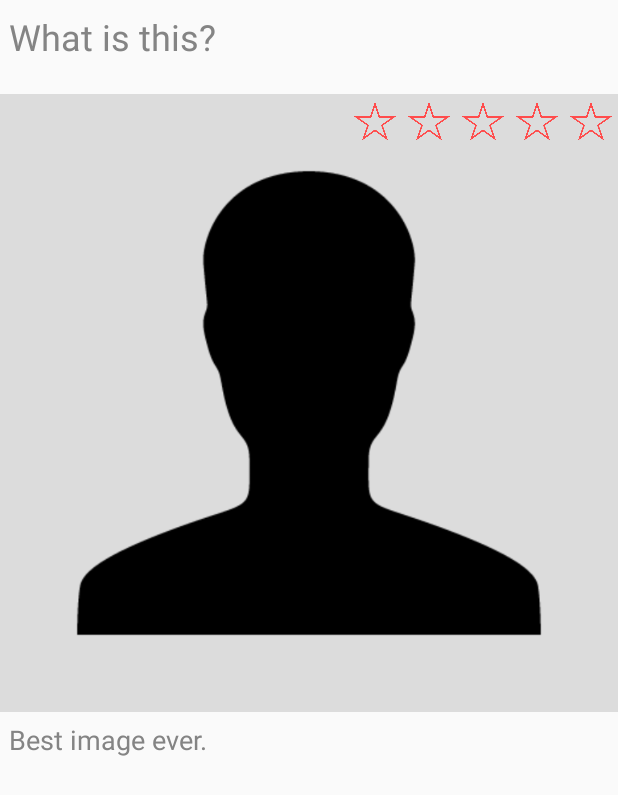
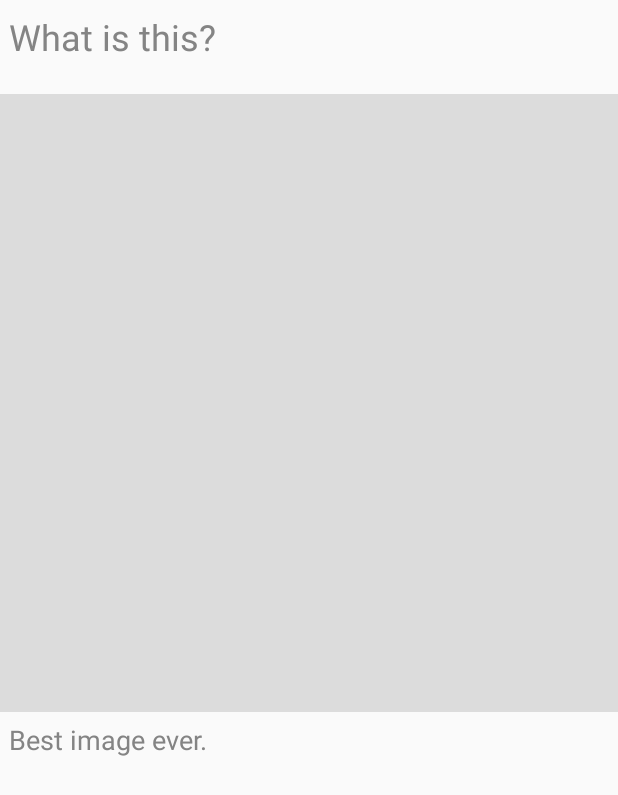
Before and after one commit to jchio001/Savory, an Android app: the layout feed_photos_cell.xml on its own in the app's theme, with its tools: preview values and no code run, on a phone screen of 412 x 824 dp. Shown: the top 795 px of the screen. Run offline under Robolectric (Android 15) with nearby library versions, the phone set to English and light mode, and no system bars.

Commit message:
Remove all images minus Facebook F

```diff
--- a/app/src/main/java/com/savory/ui/RatingView.java
+++ /dev/null
@@ -1,57 +0,0 @@
-package com.savory.ui;
-
-import android.content.Context;
-import android.graphics.drawable.Drawable;
-import android.support.annotation.Nullable;
-import android.util.AttributeSet;
-import android.widget.ImageView;
-import android.widget.LinearLayout;
-
-import com.savory.R;
-
-import butterknife.BindDrawable;
-import butterknife.ButterKnife;
-
-public class RatingView extends LinearLayout {
-
-    protected ImageView[] imageViews = new ImageView[5];
-
-    @BindDrawable(R.drawable.ic_star) Drawable star;
-    @BindDrawable(R.drawable.ic_star_half) Drawable halfStar;
-    @BindDrawable(R.drawable.ic_star_empty) Drawable emptyStar;
-
-    public RatingView(Context context, @Nullable AttributeSet attrs) {
-        super(context, attrs);
-        inflate(context, R.layout.view_rating, this);
-        ButterKnife.bind(this, this);
-
-        for (int i = 0, childCount = getChildCount(); i < childCount; ++i) {
-            imageViews[i] = (ImageView) getChildAt(i);
-        }
-    }
-
-    public void setRating(double rating) {
-        if (rating < 0 || rating > 5) {
-            throw new IllegalStateException(String.format("Invalid rating %f", rating));
-        }
-
-        int roundedRating = (int) Math.floor(rating);
-        for (int i = 0; i < roundedRating; ++i) {
-            imageViews[i].setImageDrawable(star);
-        }
-
-        int startIndex = roundedRating;
-        double remainder = rating - roundedRating;
-        if (0.33 <= remainder && remainder <= 0.75) {
-            imageViews[roundedRating].setImageDrawable(halfStar);
-            ++startIndex;
-        } else if (remainder > 0.75) {
-            imageViews[roundedRating].setImageDrawable(star);
-            ++startIndex;
-        }
-
-        for (int i = startIndex; i < 5; ++i) {
-            imageViews[i].setImageDrawable(emptyStar);
-        }
-    }
-}
--- a/app/src/main/res/layout/feed_photos_cell.xml
+++ b/app/src/main/res/layout/feed_photos_cell.xml
@@ -1,7 +1,6 @@
 <?xml version="1.0" encoding="utf-8"?>
 <RelativeLayout
     xmlns:android="http://schemas.android.com/apk/res/android"
-    xmlns:tools="http://schemas.android.com/tools"
     android:layout_width="match_parent"
     android:layout_height="wrap_content">
 
@@ -32,15 +31,7 @@
         android:layout_width="match_parent"
         android:layout_height="match_parent"
         android:layout_below="@+id/photo_timestamp"
-        android:background="@color/light_grey"
-        tools:src="@drawable/ic_person"/>
-
-    <com.savory.ui.RatingView
-        android:id="@+id/rating"
-        android:layout_width="wrap_content"
-        android:layout_height="wrap_content"
-        android:layout_alignParentRight="true"
-        android:layout_below="@+id/photo_timestamp"/>
+        android:background="@color/light_grey"/>
 
     <TextView
         android:id="@+id/description"
@@ -51,5 +42,4 @@
         android:text="Best image ever."
         android:textColor="@color/grey"
         android:textSize="18sp"/>
-
 </RelativeLayout>
--- a/app/src/main/res/layout/view_rating.xml
+++ /dev/null
@@ -1,44 +0,0 @@
-<?xml version="1.0" encoding="utf-8"?>
-<merge
-    xmlns:android="http://schemas.android.com/apk/res/android"
-    android:layout_width="wrap_content"
-    android:layout_height="wrap_content"
-    android:orientation="horizontal"
-    android:padding="2dp">
-
-    <ImageView
-        android:layout_width="32dp"
-        android:layout_height="32dp"
-        android:layout_margin="2dp"
-        android:src="@drawable/ic_star_empty"
-        android:tint="@color/colorPrimary"/>
-
-    <ImageView
-        android:layout_width="32dp"
-        android:layout_height="32dp"
-        android:layout_margin="2dp"
-        android:src="@drawable/ic_star_empty"
-        android:tint="@color/colorPrimary"/>
-
-    <ImageView
-        android:layout_width="32dp"
-        android:layout_height="32dp"
-        android:layout_margin="2dp"
-        android:src="@drawable/ic_star_empty"
-        android:tint="@color/colorPrimary"/>
-
-    <ImageView
-        android:layout_width="32dp"
-        android:layout_height="32dp"
-        android:layout_margin="2dp"
-        android:src="@drawable/ic_star_empty"
-        android:tint="@color/colorPrimary"/>
-
-    <ImageView
-        android:layout_width="32dp"
-        android:layout_height="32dp"
-        android:layout_margin="2dp"
-        android:src="@drawable/ic_star_empty"
-        android:tint="@color/colorPrimary"/>
-
-</merge>
```
Also changed, not shown: app/src/main/java/com/savory/photos/PhotosAdapter.java (+1 -6 lines), app/src/main/java/com/savory/ui/EditableRatingView.java (deleted, +0 -25 lines), app/src/main/res/drawable/ic_camera.png (deleted), app/src/main/res/drawable/ic_checkmark_round.png (deleted), app/src/main/res/drawable/ic_home.png (deleted), app/src/main/res/drawable/ic_person.png (deleted), app/src/main/res/drawable/ic_settings_white.png (deleted), app/src/main/res/drawable/ic_star.png (deleted), app/src/main/res/drawable/ic_star_empty.png (deleted), app/src/main/res/drawable/ic_star_half.png (deleted).
